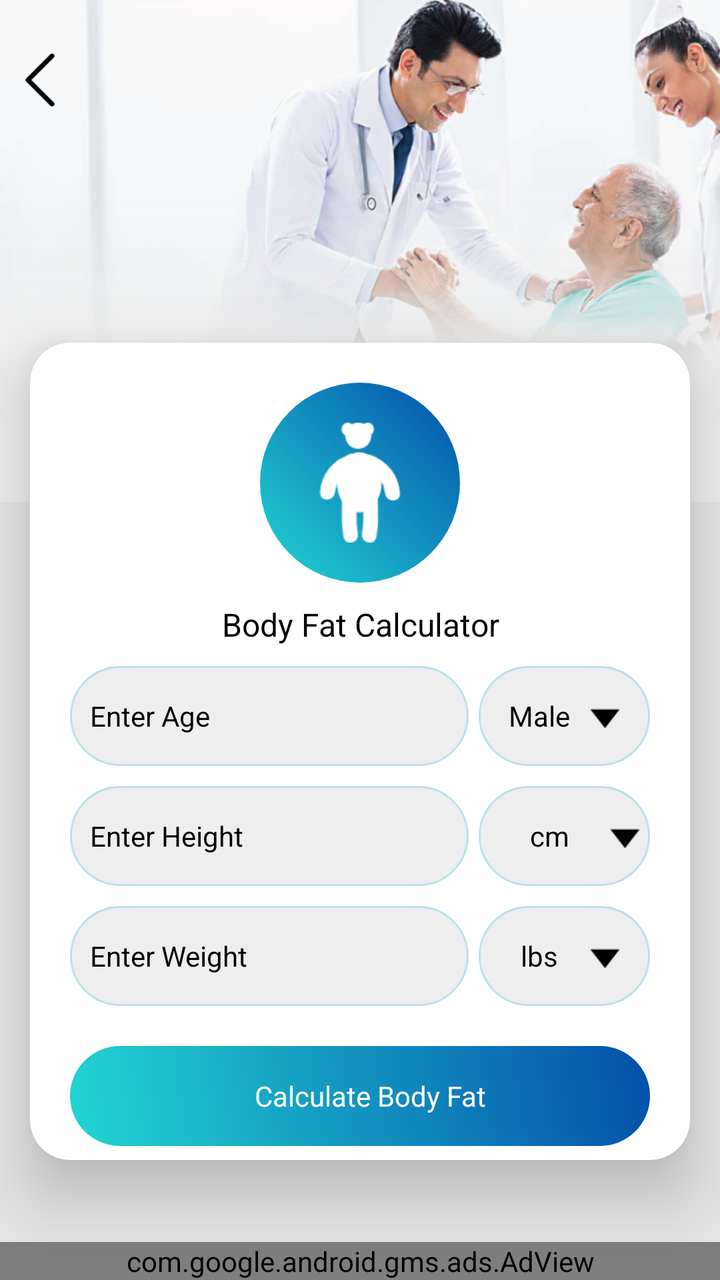
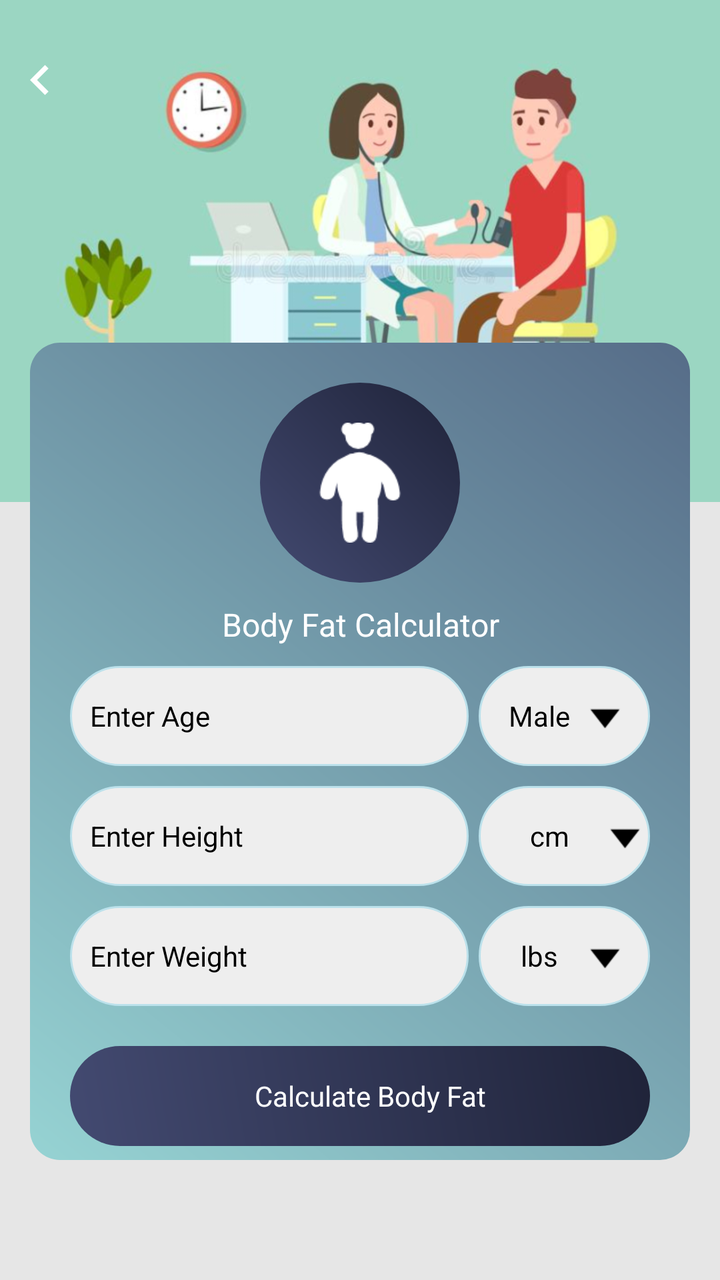

Screens rendered from an Android XML layout before and after an edit, with the pre-edit source and the edit as a unified diff.
<!-- AndroidManifest.xml: application theme AppTheme -->
<!-- res/layout/activity_bodyfat.xml -->
<?xml version="1.0" encoding="utf-8"?>
<RelativeLayout xmlns:android="http://schemas.android.com/apk/res/android"
    xmlns:aapt="http://schemas.android.com/aapt"
    xmlns:app="http://schemas.android.com/apk/res-auto"
    android:layout_width="match_parent"
    android:layout_height="match_parent"
    android:background="@color/gray_color">


    <RelativeLayout
        android:id="@+id/banner"
        android:layout_width="match_parent"
        android:layout_height="wrap_content"
        android:background="@mipmap/calculator_banner_2">

    </RelativeLayout>
    <ImageView
        android:id="@+id/iv_back"
        android:layout_width="40dp"
        android:layout_height="40dp"
        android:layout_alignParentLeft="true"
        android:layout_alignParentTop="true"
        android:layout_marginTop="20dp"
        android:padding="5dp"
        android:src="@mipmap/left_arrow" />



    <androidx.cardview.widget.CardView
        android:id="@+id/cardviewone"
        android:layout_marginBottom="60dp"
        android:layout_width="match_parent"
        android:layout_height="wrap_content"
        android:layout_marginLeft="@dimen/text_15"
        android:layout_below="@+id/banner"
        android:layout_marginTop="-80dp"

        android:layout_marginRight="@dimen/text_15"

        android:orientation="horizontal"
        app:cardCornerRadius="20dp"
        app:cardElevation="20dip">





    <ScrollView
        android:layout_width="match_parent"
        android:layout_height="wrap_content"
        android:layout_above="@+id/ad_layout"
        android:layout_below="@+id/tv_bodyfat">

        <LinearLayout
            android:layout_width="match_parent"
            android:layout_height="wrap_content"
            android:layout_centerInParent="true"
            android:layout_margin="20dp"
            android:orientation="vertical">


            <RelativeLayout
                android:layout_width="match_parent"
                android:layout_above="@+id/cardviewone"
                android:layout_height="wrap_content">
                <RelativeLayout
                    android:id="@+id/rel12"
                    android:layout_width="100dp"
                    android:layout_centerInParent="true"
                    android:background="@drawable/a3_grad"
                    android:layout_height="100dp">

                    <ImageView
                        android:id="@+id/iv_bodyfat"
                        android:layout_width="60dp"
                        android:layout_height="60dp"
                        android:layout_centerHorizontal="true"
                        android:layout_centerInParent="true"
                        android:src="@drawable/img_body_fat" />
                </RelativeLayout>
            </RelativeLayout>


            <TextView
                android:id="@+id/tv_bodyfat"
                android:layout_width="match_parent"
                android:layout_height="wrap_content"
                android:layout_below="@+id/rel12"
                android:textAlignment="center"
                android:layout_centerHorizontal="true"
                android:layout_margin="10dp"
                android:text="@string/Body_Fat_Calculator"
                android:textColor="@color/black"
                android:textSize="@dimen/textsize_16" />

            <LinearLayout
                android:id="@+id/llbodyfat"
                android:layout_width="match_parent"
                android:layout_height="wrap_content"
                android:orientation="horizontal">

                <EditText
                    android:id="@+id/et_age"
                    android:layout_width="0dp"
                    android:layout_height="50dp"
                    android:layout_marginBottom="5dp"
                    android:layout_weight="7"
                    android:background="@drawable/corner2"
                    android:hint="@string/Enter_Age"
                    android:imeOptions="actionNext"
                    android:inputType="number"
                    android:paddingLeft="10dp"
                    android:textColor="@color/black"
                    android:textColorHint="@color/black"
                    android:textSize="@dimen/textsize_14" />

                <TextView
                    android:id="@+id/tv_gender"
                    android:layout_width="0dp"
                    android:layout_height="match_parent"
                    android:layout_marginLeft="5dp"
                    android:layout_marginBottom="5dp"
                    android:layout_weight="3"
                    android:background="@drawable/corner2"
                    android:drawableRight="@mipmap/down"
                    android:gravity="center"
                    android:padding="10dp"
                    android:paddingLeft="10dp"
                    android:text="@string/Male"
                    android:textColor="@color/black"
                    android:textColorHint="@color/black"
                    android:textSize="@dimen/textsize_14" />
            </LinearLayout>
            `

            <LinearLayout
                android:layout_width="match_parent"
                android:layout_height="wrap_content"
                android:layout_centerInParent="true"
                android:layout_marginTop="5dp"
                android:orientation="horizontal"
                android:weightSum="10">

                <EditText
                    android:id="@+id/et_height"
                    android:layout_width="0dp"
                    android:layout_height="50dp"
                    android:layout_weight="7"
                    android:background="@drawable/corner2"
                    android:hint="@string/Enter_Height"
                    android:imeOptions="actionNext"
                    android:inputType="numberDecimal"
                    android:paddingLeft="10dp"
                    android:textColor="@color/black"
                    android:textColorHint="@color/black"
                    android:textSize="@dimen/textsize_14" />

                <TextView
                    android:id="@+id/tv_heightunit"
                    android:layout_width="0dp"
                    android:layout_height="match_parent"
                    android:layout_marginLeft="5dp"
                    android:layout_weight="3"
                    android:background="@drawable/corner2"
                    android:drawableRight="@mipmap/down"
                    android:gravity="center"
                    android:paddingLeft="10dp"
                    android:text="@string/cm"
                    android:textColor="@color/black"
                    android:textColorHint="@color/black"
                    android:textSize="@dimen/textsize_14" />
            </LinearLayout>

            <LinearLayout
                android:layout_width="match_parent"
                android:layout_height="wrap_content"
                android:layout_centerInParent="true"
                android:layout_marginTop="10dp"
                android:orientation="horizontal"
                android:weightSum="10">

                <EditText
                    android:id="@+id/et_weight"
                    android:layout_width="0dp"
                    android:layout_height="50dp"
                    android:layout_weight="7"
                    android:background="@drawable/corner2"
                    android:hint="@string/Enter_Weight"
                    android:imeOptions="actionDone"
                    android:inputType="numberDecimal"
                    android:paddingLeft="10dp"
                    android:textColor="@color/black"
                    android:textColorHint="@color/black"
                    android:textSize="@dimen/textsize_14" />

                <TextView
                    android:id="@+id/tv_weightunit"
                    android:layout_width="0dp"
                    android:layout_height="match_parent"
                    android:layout_marginLeft="5dp"
                    android:layout_weight="3"
                    android:background="@drawable/corner2"
                    android:drawableRight="@mipmap/down"
                    android:gravity="center"
                    android:padding="10dp"
                    android:paddingLeft="10dp"
                    android:text="@string/lbs"
                    android:textColor="@color/black"
                    android:textColorHint="@color/black"
                    android:textSize="@dimen/textsize_14" />
            </LinearLayout>

            <TextView
                android:id="@+id/tv_search_bodyfat"
                android:layout_width="match_parent"
                android:layout_height="50dp"
                android:layout_marginTop="20dp"

                android:background="@drawable/a3_grad"
                android:gravity="center"
                android:paddingLeft="10dp"
                android:text="@string/Calculate_Body_Fat"
                android:textColor="@color/white"
                android:textColorHint="@color/white"
                android:textSize="@dimen/textsize_14" />
        </LinearLayout>
    </ScrollView>
    </androidx.cardview.widget.CardView>

    <include
        android:id="@+id/ad_layout"
        layout="@layout/native_ad"
        android:layout_width="match_parent"
        android:layout_height="wrap_content"
        android:layout_alignParentLeft="true"
        android:layout_alignParentBottom="true"
        android:layout_gravity="top|center_vertical|center_horizontal|center" />
</RelativeLayout>
<!-- res/layout/native_ad.xml (included above) -->
<?xml version="1.0" encoding="utf-8"?>
<LinearLayout xmlns:android="http://schemas.android.com/apk/res/android"
    xmlns:aapt="http://schemas.android.com/aapt"
    xmlns:app="http://schemas.android.com/apk/res-auto"
    android:layout_width="match_parent"
    android:layout_height="wrap_content"
    android:orientation="vertical">

    <com.google.android.gms.ads.AdView
        android:id="@+id/adView"
        android:layout_width="match_parent"
        android:layout_height="wrap_content"
        android:layout_above="@+id/ll_footer_menu"
        app:adSize="BANNER"
        app:adUnitId="@string/banner_ad" />
</LinearLayout>
<!-- resources referenced by this layout -->
<resources>
  <color name="black">#000000</color>
  <color name="gray_color">#E6E6E6</color>
  <color name="white">#ffffff</color>
  <dimen name="text_15">15sp</dimen>
  <dimen name="textsize_14">14sp</dimen>
  <dimen name="textsize_16">16sp</dimen>
  <!-- drawable a3_grad (drawable) -->
  <?xml version="1.0" encoding="utf-8"?>
  <shape xmlns:android="http://schemas.android.com/apk/res/android">
      <gradient
          android:angle="225"
          android:endColor="#21d6d3"
          android:startColor="#044fab" />
  
      <corners android:radius="200dp"/>
      
  </shape>
  <!-- drawable corner2 (drawable) -->
  <?xml version="1.0" encoding="utf-8"?>
  <shape xmlns:android="http://schemas.android.com/apk/res/android"
      android:shape="rectangle">
  
  
      <stroke
          android:width="1dp"
          android:color="#BBE1EB"/>
  
      <corners android:radius="200dp"/>
  
      <solid
          android:color="#EEEEEE"/>
  
  </shape>
  <!-- drawable img_body_fat: png bitmap (drawable, 1308 bytes) -->
  <!-- mipmap calculator_banner_2: png bitmap (mipmap-xhdpi, 230774 bytes) -->
  <!-- mipmap down: png bitmap (mipmap-xhdpi, 325 bytes) -->
  <!-- mipmap left_arrow: png bitmap (mipmap-xhdpi, 499 bytes) -->
  <string name="Body_Fat_Calculator">Body Fat Calculator</string>
  <string name="Calculate_Body_Fat">Calculate Body Fat</string>
  <string name="Enter_Age">Enter Age</string>
  <string name="Enter_Height">Enter Height</string>
  <string name="Enter_Weight">Enter Weight</string>
  <string name="Male">Male</string>
  <string name="banner_ad">ca-app-pub-3940256099942544/6300978111</string>
  <string name="cm">cm</string>
  <string name="lbs">lbs</string>
  <style name="AppTheme" parent="Theme.AppCompat.Light.DarkActionBar">
          
          <item name="colorPrimary">@color/colorPrimary</item>
          <item name="colorPrimaryDark">@color/colorPrimaryDark</item>
          <item name="colorAccent">@color/colorAccent</item>
      </style>
  <color name="colorPrimary">#36D1DC</color>
  <color name="colorPrimaryDark">#044fab</color>
  <color name="colorAccent">#03DAC5</color>
</resources>

<!-- the commit's change to res/layout/activity_bodyfat.xml (unified diff, before → after) -->
@@ -22,11 +22,11 @@
         android:layout_alignParentTop="true"
         android:layout_marginTop="20dp"
         android:padding="5dp"
-        android:src="@mipmap/left_arrow" />
-
-
-
-    <androidx.cardview.widget.CardView
+        android:src="@drawable/ic_chevron_left_white_24dp" />
+
+
+
+    <LinearLayout
         android:id="@+id/cardviewone"
         android:layout_marginBottom="60dp"
         android:layout_width="match_parent"
@@ -34,11 +34,9 @@
         android:layout_marginLeft="@dimen/text_15"
         android:layout_below="@+id/banner"
         android:layout_marginTop="-80dp"
-
         android:layout_marginRight="@dimen/text_15"
-
         android:orientation="horizontal"
-        app:cardCornerRadius="20dp"
+        android:background="@drawable/a2_grad_black"
         app:cardElevation="20dip">
 
 
@@ -90,7 +88,7 @@
                 android:layout_centerHorizontal="true"
                 android:layout_margin="10dp"
                 android:text="@string/Body_Fat_Calculator"
-                android:textColor="@color/black"
+                android:textColor="@color/white"
                 android:textSize="@dimen/textsize_16" />
 
             <LinearLayout
@@ -225,31 +223,12 @@
                 android:textSize="@dimen/textsize_14" />
         </LinearLayout>
     </ScrollView>
-    </androidx.cardview.widget.CardView>
-
-    <include
-        android:id="@+id/ad_layout"
-        layout="@layout/native_ad"
-        android:layout_width="match_parent"
-        android:layout_height="wrap_content"
-        android:layout_alignParentLeft="true"
-        android:layout_alignParentBottom="true"
-        android:layout_gravity="top|center_vertical|center_horizontal|center" />
+    </LinearLayout>
+
+    <LinearLayout
+        android:id="@+id/normal_ad_include"
+        android:layout_width="match_parent"
+        android:layout_height="wrap_content"
+        android:orientation="vertical"
+        android:layout_alignParentBottom="true"/>
 </RelativeLayout>
-<!-- res/layout/native_ad.xml (included above) -->
-<?xml version="1.0" encoding="utf-8"?>
-<LinearLayout xmlns:android="http://schemas.android.com/apk/res/android"
-    xmlns:aapt="http://schemas.android.com/aapt"
-    xmlns:app="http://schemas.android.com/apk/res-auto"
-    android:layout_width="match_parent"
-    android:layout_height="wrap_content"
-    android:orientation="vertical">
-
-    <com.google.android.gms.ads.AdView
-        android:id="@+id/adView"
-        android:layout_width="match_parent"
-        android:layout_height="wrap_content"
-        android:layout_above="@+id/ll_footer_menu"
-        app:adSize="BANNER"
-        app:adUnitId="@string/banner_ad" />
-</LinearLayout>
<!-- resource entries referenced after the edit -->
@@ -6,16 +6,27 @@
   <dimen name="text_15">15sp</dimen>
   <dimen name="textsize_14">14sp</dimen>
   <dimen name="textsize_16">16sp</dimen>
-  <!-- drawable a3_grad (drawable) -->
+  <!-- drawable a2_grad_black (drawable) -->
   <?xml version="1.0" encoding="utf-8"?>
   <shape xmlns:android="http://schemas.android.com/apk/res/android">
       <gradient
           android:angle="225"
-          android:endColor="#21d6d3"
-          android:startColor="#044fab" />
+          android:endColor="#96D3D3"
+          android:startColor="#566C88" />
   
-      <corners android:radius="200dp"/>
-      
+      <corners android:radius="15dp"/>
+  
+  </shape>
+  <!-- drawable a3_grad (drawable) -->
+  <?xml version="1.0" encoding="utf-8"?>
+  <shape xmlns:android="http://schemas.android.com/apk/res/android">
+  <gradient
+      android:angle="225"
+      android:endColor="#434A71"
+      android:startColor="#1F2339" />
+  
+  <corners android:radius="200dp"/>
+  
   </shape>
   <!-- drawable corner2 (drawable) -->
   <?xml version="1.0" encoding="utf-8"?>
@@ -33,17 +44,21 @@
           android:color="#EEEEEE"/>
   
   </shape>
+  <!-- drawable ic_chevron_left_white_24dp (drawable) -->
+  <vector android:height="24dp" android:tint="#FFFFFF"
+      android:viewportHeight="24" android:viewportWidth="24"
+      android:width="24dp" xmlns:android="http://schemas.android.com/apk/res/android">
+      <path android:fillColor="@android:color/white" android:pathData="M15.41,7.41L14,6l-6,6 6,6 1.41,-1.41L10.83,12z"/>
+  </vector>
   <!-- drawable img_body_fat: png bitmap (drawable, 1308 bytes) -->
-  <!-- mipmap calculator_banner_2: png bitmap (mipmap-xhdpi, 230774 bytes) -->
+  <!-- mipmap calculator_banner_2: png bitmap (mipmap-xhdpi, 192739 bytes) -->
   <!-- mipmap down: png bitmap (mipmap-xhdpi, 325 bytes) -->
-  <!-- mipmap left_arrow: png bitmap (mipmap-xhdpi, 499 bytes) -->
   <string name="Body_Fat_Calculator">Body Fat Calculator</string>
   <string name="Calculate_Body_Fat">Calculate Body Fat</string>
   <string name="Enter_Age">Enter Age</string>
   <string name="Enter_Height">Enter Height</string>
   <string name="Enter_Weight">Enter Weight</string>
   <string name="Male">Male</string>
-  <string name="banner_ad">ca-app-pub-3940256099942544/6300978111</string>
   <string name="cm">cm</string>
   <string name="lbs">lbs</string>
   <style name="AppTheme" parent="Theme.AppCompat.Light.DarkActionBar">
@@ -52,8 +67,8 @@
           <item name="colorPrimaryDark">@color/colorPrimaryDark</item>
           <item name="colorAccent">@color/colorAccent</item>
       </style>
-  <color name="colorPrimary">#36D1DC</color>
-  <color name="colorPrimaryDark">#044fab</color>
-  <color name="colorAccent">#03DAC5</color>
+  <color name="colorPrimary">#434A71</color>
+  <color name="colorPrimaryDark">#1F2339</color>
+  <color name="colorAccent">#1F2339</color>
 </resources>
 
